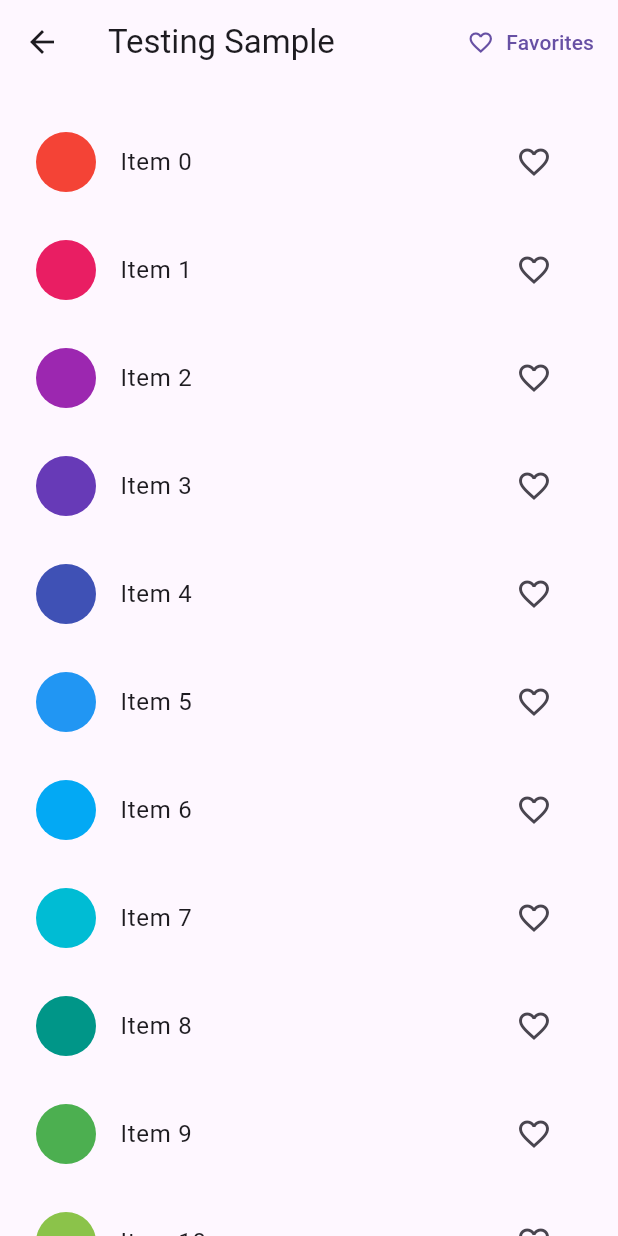
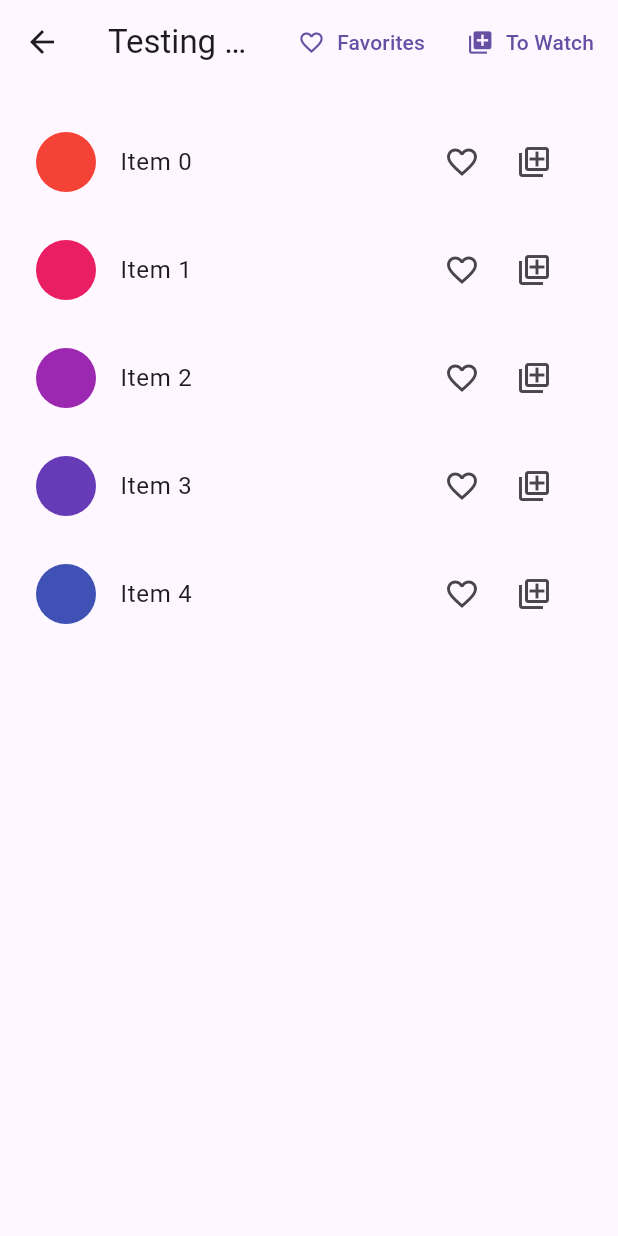
Before and after one commit to dorian21b/TestUVAMSE, a Flutter app: the HomePage screen opened directly, on a phone screen of 412 x 824 dp. Run offline on Flutter 3.47's test engine with Material 3 defaults, Android fonts, the phone set to English and light mode, and no system bars; our stand-ins replace go_router.

Commit message:
Ajout de la page "À voir".

```diff
--- /dev/null
+++ b/TP1/lib/models/towatch.dart
@@ -0,0 +1,18 @@
+
+import 'package:flutter/material.dart';
+
+class Towatch extends ChangeNotifier {
+  final List<int> _towatchItems = [];
+
+  List<int> get items => _towatchItems;
+
+  void add(int itemNo) {
+    _towatchItems.add(itemNo);
+    notifyListeners();
+  }
+
+  void remove(int itemNo) {
+    _towatchItems.remove(itemNo);
+    notifyListeners();
+  }
+}
--- a/TP1/lib/screens/home.dart
+++ b/TP1/lib/screens/home.dart
@@ -7,6 +7,9 @@ import 'package:go_router/go_router.dart';
 import 'package:provider/provider.dart';
 import 'package:testing_app/models/favorites.dart';
 import 'package:testing_app/screens/favorites.dart';
+import 'package:testing_app/models/towatch.dart';
+import 'package:testing_app/screens/towatch.dart';
+
 
 class HomePage extends StatelessWidget {
   static const routeName = '/';
@@ -26,10 +29,17 @@ class HomePage extends StatelessWidget {
             icon: const Icon(Icons.favorite_border),
             label: const Text('Favorites'),
           ),
+          TextButton.icon(
+            onPressed: () {
+              context.go(TowatchPage.fullPath);
+            },
+            icon: const Icon(Icons.add_to_photos),
+            label: const Text('To Watch'),
+          ),
         ],
       ),
       body: ListView.builder(
-        itemCount: 100,
+        itemCount: 5,
         cacheExtent: 20.0,
         controller: ScrollController(),
         padding: const EdgeInsets.symmetric(vertical: 16),
@@ -42,11 +52,12 @@ class HomePage extends StatelessWidget {
 class ItemTile extends StatelessWidget {
   final int itemNo;
 
-  const ItemTile(this.itemNo, {super.key});
+  const ItemTile(this.itemNo);
 
   @override
   Widget build(BuildContext context) {
     final favoritesList = context.watch<Favorites>();
+    final towatchList = context.watch<Towatch>();
 
     return Padding(
       padding: const EdgeInsets.all(8.0),
@@ -58,8 +69,11 @@ class ItemTile extends StatelessWidget {
           'Item $itemNo',
           key: Key('text_$itemNo'),
         ),
-        trailing: IconButton(
-          key: Key('icon_$itemNo'),
+        trailing: Row(
+          mainAxisSize: MainAxisSize.min,
+          children: <Widget>[
+            IconButton(
+              key: Key('favorite_icon_$itemNo'),
               icon: favoritesList.items.contains(itemNo)
                   ? const Icon(Icons.favorite)
                   : const Icon(Icons.favorite_border),
@@ -77,6 +91,27 @@ class ItemTile extends StatelessWidget {
                 );
               },
             ),
+            IconButton(
+              key: Key('towatch_icon_$itemNo'),
+              icon: towatchList.items.contains(itemNo)
+                  ? const Icon(Icons.add_to_photos)
+                  : const Icon(Icons.add_to_photos_outlined),
+              onPressed: () {
+                !towatchList.items.contains(itemNo)
+                    ? towatchList.add(itemNo)
+                    : towatchList.remove(itemNo);
+                ScaffoldMessenger.of(context).showSnackBar(
+                  SnackBar(
+                    content: Text(towatchList.items.contains(itemNo)
+                        ? 'Added to Watch.'
+                        : 'Removed from watch.'),
+                    duration: const Duration(seconds: 1),
+                  ),
+                );
+              },
+            ),
+          ],
+        ),
       ),
     );
   }
```
Also changed, not shown: TP1/lib/main.dart (+16 -3 lines), TP1/lib/screens/towatch.dart (added, +67 -0 lines), my_flutter_hello_app/lib/main.dart (+75 -141 lines), my_flutter_hello_app/pubspec.yaml (+6 -6 lines), TP1/lib/models/favorites.dart (line endings or trailing spaces), my_flutter_hello_app/assets/StarWarsMoviePoster1977.jpg (added), my_flutter_hello_app/assets/The_Empire_Strikes_Back_(1980_film).jpg (added), my_flutter_hello_app/fonts/PlayfairDisplay-VariableFont_wght.ttf (added). Lines whose indentation alone changed are shown as unchanged.
